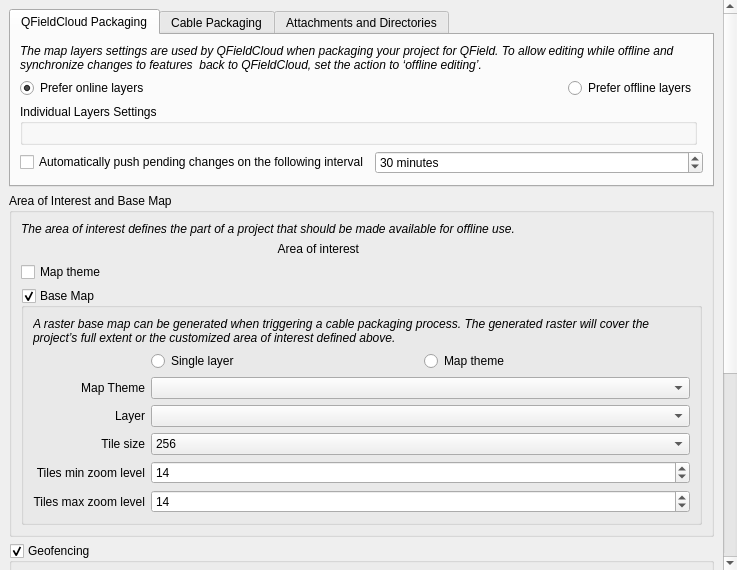
This is qfieldsync/ui/project_configuration_widget.ui in opengisch/qfieldsync as Qt 5 draws it before an edit. The edited form follows.
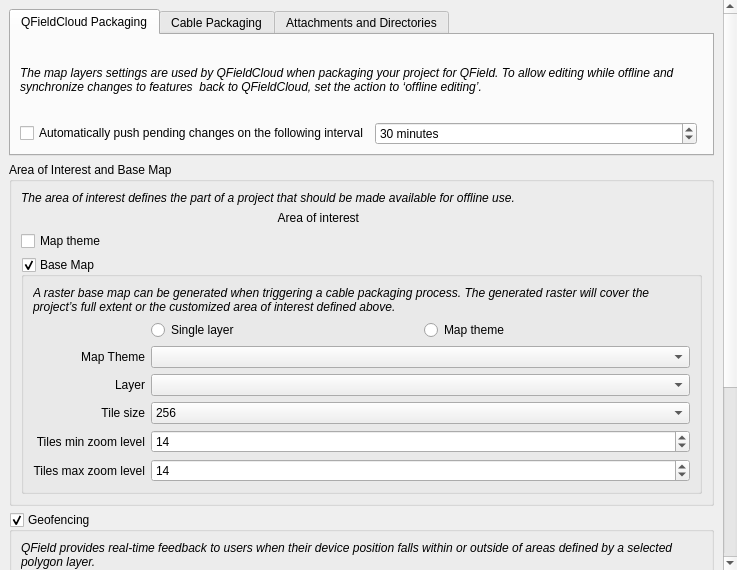
This is the edited form. Custom widgets are drawn as their Qt base class.

Commit message:
Changin the Radio buttons to QToolButton
Changing from PyQt to UI

Adding autorise button active

Arranging to correct possition the QToolButton

```diff
--- a/qfieldsync/ui/project_configuration_widget.ui
+++ b/qfieldsync/ui/project_configuration_widget.ui
@@ -68,8 +68,8 @@
           <attribute name="title">
            <string>QFieldCloud Packaging</string>
           </attribute>
-          <layout class="QGridLayout" name="cloudExportLayout" columnstretch="1,0,0">
-           <item row="0" column="0" colspan="2">
+          <layout class="QGridLayout" name="cloudExportLayout" columnstretch="1,0">
+           <item row="1" column="0" colspan="2">
             <widget class="QLabel" name="cloudExportLabel">
              <property name="font">
               <font>
@@ -84,38 +84,7 @@
              </property>
             </widget>
            </item>
-           <item row="1" column="0">
-            <widget class="QRadioButton" name="preferOnlineLayersRadioButton">
-             <property name="text">
-              <string>Prefer online layers</string>
-             </property>
-             <property name="checked">
-              <bool>true</bool>
-             </property>
-            </widget>
-           </item>
-           <item row="3" column="0" colspan="2">
-            <widget class="QgsCollapsibleGroupBox" name="cloudAdvancedSettings">
-             <property name="title">
-              <string>Individual Layers Settings</string>
-             </property>
-             <property name="collapsed">
-              <bool>true</bool>
-             </property>
-             <property name="saveCollapsedState">
-              <bool>true</bool>
-             </property>
-             <layout class="QVBoxLayout" name="verticalLayout_4"/>
-            </widget>
-           </item>
-           <item row="1" column="1">
-            <widget class="QRadioButton" name="preferOfflineLayersRadioButton">
-             <property name="text">
-              <string>Prefer offline layers</string>
-             </property>
-            </widget>
-           </item>
-           <item row="4" column="0" colspan="3">
+           <item row="2" column="0">
             <layout class="QHBoxLayout" name="horizontalLayout">
              <item>
               <widget class="QCheckBox" name="forceAutoPush">
@@ -160,22 +129,6 @@
              </item>
             </layout>
            </item>
-           <item row="5" column="0" colspan="3">
-            <spacer name="verticalSpacer_2">
-             <property name="orientation">
-              <enum>Qt::Vertical</enum>
-             </property>
-             <property name="sizeType">
-              <enum>QSizePolicy::MinimumExpanding</enum>
-             </property>
-             <property name="sizeHint" stdset="0">
-              <size>
-               <width>20</width>
-               <height>0</height>
-              </size>
-             </property>
-            </spacer>
-           </item>
           </layout>
          </widget>
          <widget class="QWidget" name="cableExportTab">
```
Left out of the diff: 11 changed lines with no effect on the pictures. The commit also changes 3 other files.
